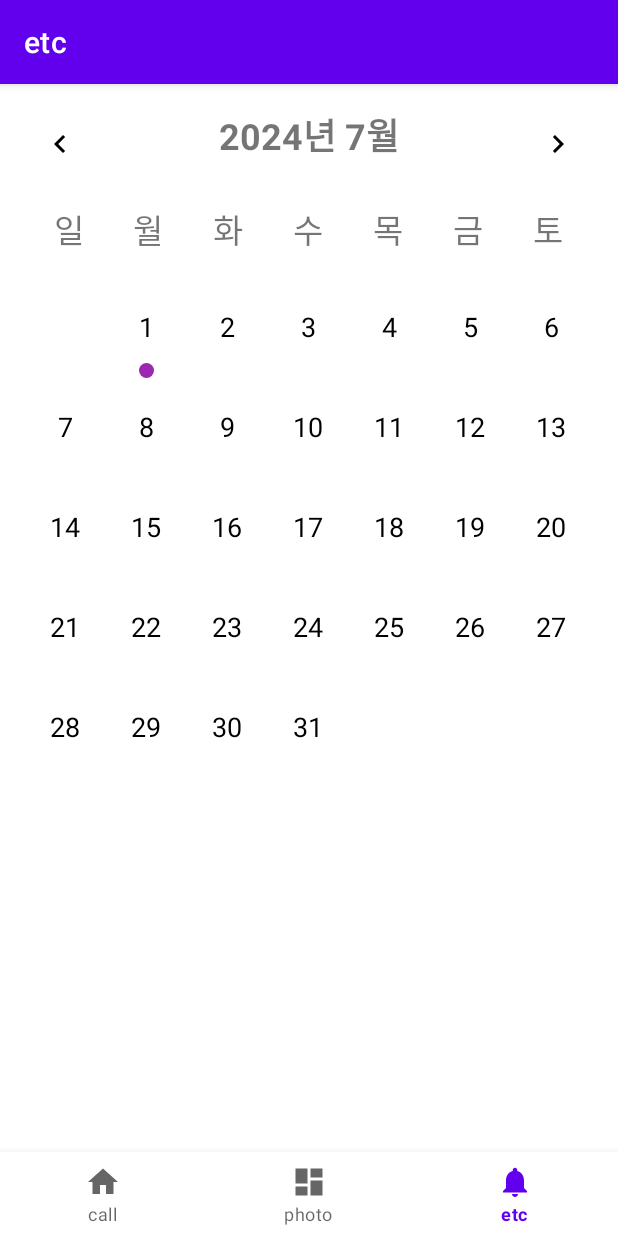
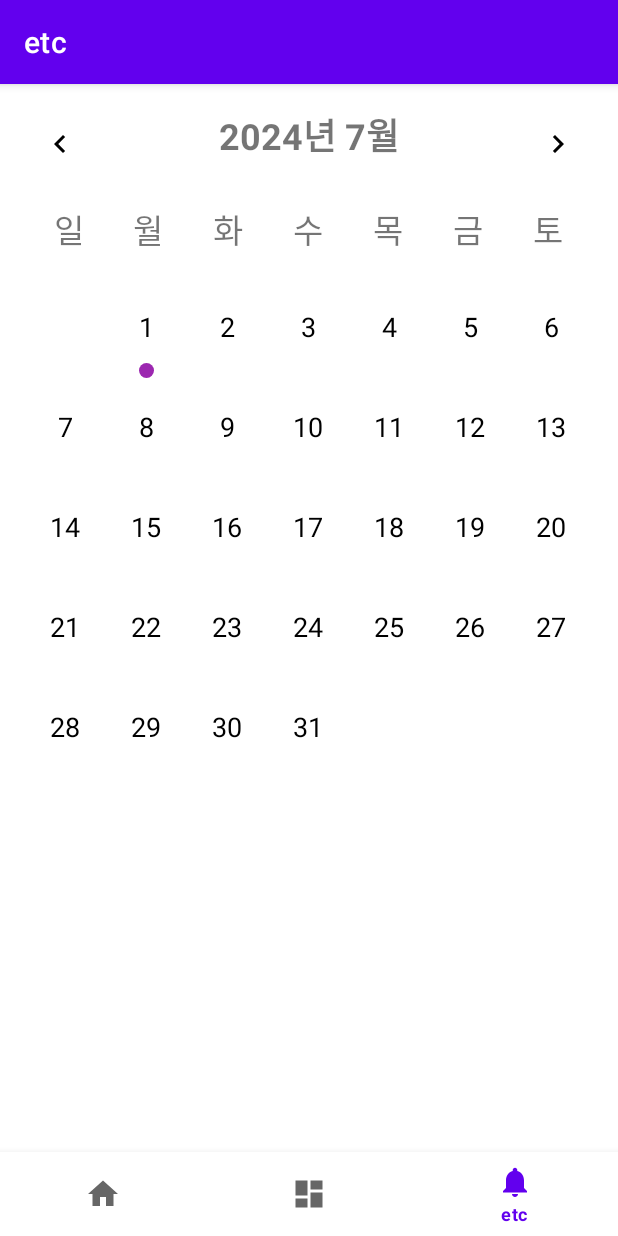
Before and after one commit to minzero31/MadCamp-1week-Android, an Android app: the NotificationsFragment screen opened through its navigation route, on a phone screen of 412 x 824 dp. Run offline under Robolectric (Android 15) with nearby library versions, the phone set to English and light mode, and no system bars; our stand-ins replace navigation-ui; 4 statements that could not run were skipped.

Commit message:
Add visibility feature #33

```diff
--- a/app/src/main/res/layout/activity_main.xml
+++ b/app/src/main/res/layout/activity_main.xml
@@ -15,7 +15,8 @@
         app:layout_constraintBottom_toBottomOf="parent"
         app:layout_constraintLeft_toLeftOf="parent"
         app:layout_constraintRight_toRightOf="parent"
-        app:menu="@menu/bottom_nav_menu" />
+        app:menu="@menu/bottom_nav_menu"
+        app:labelVisibilityMode="selected"/>
 
     <fragment
         android:id="@+id/nav_host_fragment_activity_main"
--- a/app/src/main/res/menu/bottom_nav_menu.xml
+++ b/app/src/main/res/menu/bottom_nav_menu.xml
@@ -1,6 +1,5 @@
 <?xml version="1.0" encoding="utf-8"?>
 <menu xmlns:android="http://schemas.android.com/apk/res/android">
-
     <item
         android:id="@+id/navigation_home"
         android:icon="@drawable/ic_home_black_24dp"
--- a/app/src/main/res/values/strings.xml
+++ b/app/src/main/res/values/strings.xml
@@ -9,4 +9,6 @@
     <string name="fab_content_description">Add new item</string>
     <string name="prev_month">Previous Month</string>
     <string name="next_month">Next Month</string>
+    <string name="action_add">Add</string>
+
 </resources>
```
